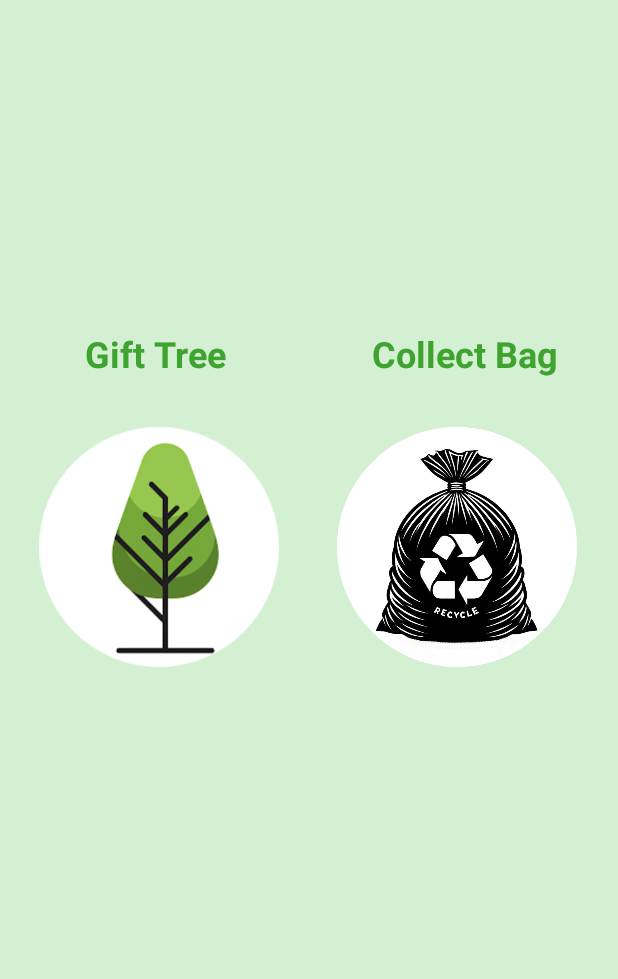
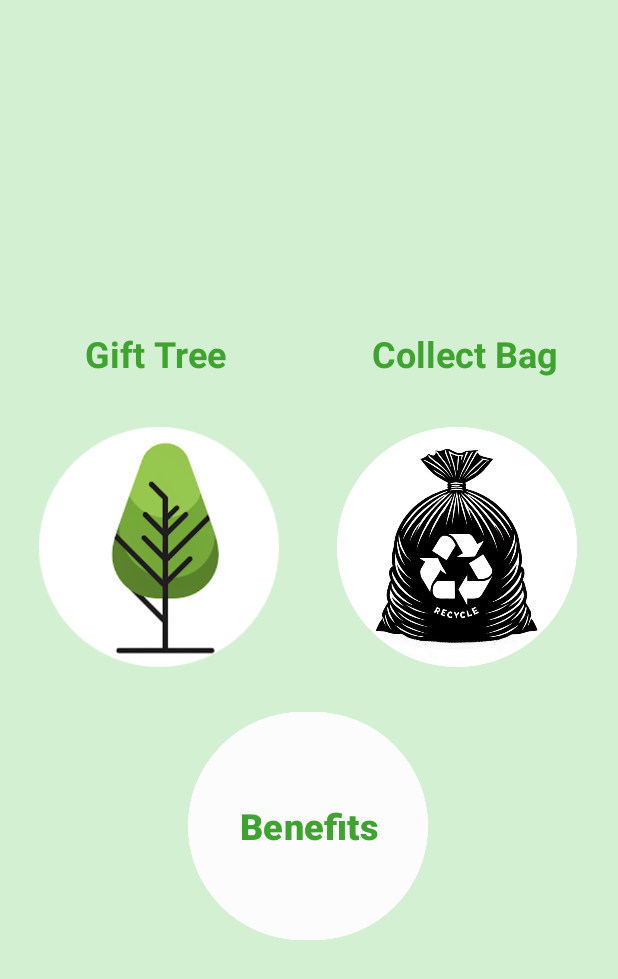
Before and after one commit to payveen/Climate_Change, an Android app: the selectionActivity screen opened directly, with no data from a screen before it, on a phone screen of 412 x 824 dp. Shown: the top 979 px of the screen. Run offline under Robolectric (Android 15) with nearby library versions, the phone set to English and light mode, and no system bars.

Commit message:
Saving local changes before pull

```diff
--- a/app/src/main/AndroidManifest.xml
+++ b/app/src/main/AndroidManifest.xml
@@ -12,6 +12,9 @@
         android:supportsRtl="true"
         android:theme="@style/Theme.ClimateChange"
         tools:targetApi="31">
+        <activity
+            android:name=".infoActivity"
+            android:exported="false" />
         <activity
             android:name=".rewardActivity"
             android:exported="false" />
--- a/app/src/main/res/layout/activity_main.xml
+++ b/app/src/main/res/layout/activity_main.xml
@@ -10,8 +10,8 @@
 
     <Button
         android:id="@+id/button"
-        android:layout_width="111dp"
-        android:layout_height="49dp"
+        android:layout_width="112dp"
+        android:layout_height="50dp"
         android:backgroundTint="#FFFFFF"
         android:onClick="mainTOselection"
         android:text="@string/join_us"
--- a/app/src/main/res/layout/activity_selection.xml
+++ b/app/src/main/res/layout/activity_selection.xml
@@ -70,4 +70,25 @@
         app:layout_constraintVertical_bias="0.429"
         app:srcCompat="@drawable/ccc2" />
 
+    <Button
+        android:id="@+id/button5"
+        android:layout_width="160dp"
+        android:layout_height="160dp"
+        android:backgroundTint="#FCFCFD"
+        android:clickable="true"
+        android:contentDescription="TODO"
+        android:contextClickable="true"
+        android:onClick="To_info"
+        android:text="Benefits"
+        android:textColor="#3FA32F"
+        android:textSize="24sp"
+        android:textStyle="bold"
+        app:layout_constraintBottom_toBottomOf="parent"
+        app:layout_constraintEnd_toEndOf="parent"
+        app:layout_constraintHorizontal_bias="0.498"
+        app:layout_constraintStart_toStartOf="parent"
+        app:layout_constraintTop_toTopOf="parent"
+        app:layout_constraintVertical_bias="0.709" />
+
+
 </androidx.constraintlayout.widget.ConstraintLayout>
--- a/app/src/main/res/layout/activity_trash.xml
+++ b/app/src/main/res/layout/activity_trash.xml
@@ -10,8 +10,8 @@
 
     <Button
         android:id="@+id/button4"
-        android:layout_width="wrap_content"
-        android:layout_height="wrap_content"
+        android:layout_width="112dp"
+        android:layout_height="50dp"
         android:backgroundTint="#FFFFFF"
         android:onClick="trashTOreward"
         android:text="Next"
--- a/app/src/main/res/layout/activity_tree.xml
+++ b/app/src/main/res/layout/activity_tree.xml
@@ -10,8 +10,8 @@
 
     <Button
         android:id="@+id/button2"
-        android:layout_width="wrap_content"
-        android:layout_height="wrap_content"
+        android:layout_width="112dp"
+        android:layout_height="50dp"
         android:backgroundTint="#FFFFFF"
         android:onClick="to_reward"
         android:text="Next"
```
Also changed, not shown: app/src/main/java/com/example/climatechange/infoActivity.java (added, +35 -0 lines), app/src/main/java/com/example/climatechange/selectionActivity.java (+9 -0 lines), app/src/main/res/layout/activity_info.xml (added, +72 -0 lines).
